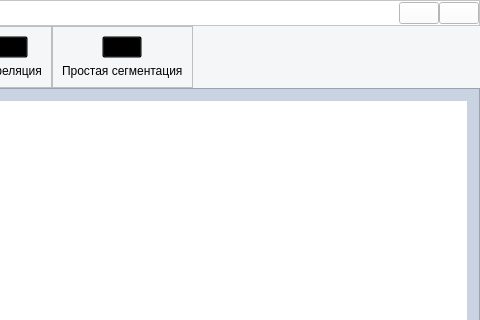
Above: views/ui/main_window.ui from Vityshha/educational-photoshop before the change; both pictures show x 794 to 1274 and y 0 to 320 of the 1274 by 782 pixel window. Below: the same form after it.
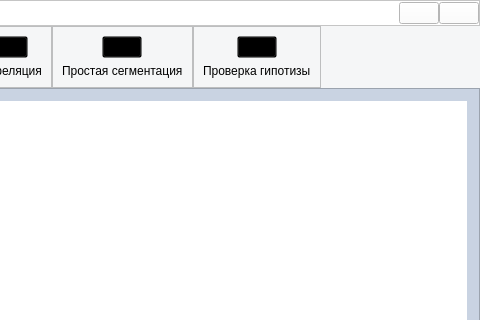
That is the form after the change. Icons and pictures are not drawn.

```diff
--- a/views/ui/main_window.ui
+++ b/views/ui/main_window.ui
@@ -761,6 +761,37 @@
                 </layout>
                </widget>
               </item>
+              <item>
+               <widget class="QFrame" name="frame_22">
+                <property name="frameShape">
+                 <enum>QFrame::StyledPanel</enum>
+                </property>
+                <property name="frameShadow">
+                 <enum>QFrame::Raised</enum>
+                </property>
+                <layout class="QVBoxLayout" name="verticalLayout_18">
+                 <item alignment="Qt::AlignHCenter">
+                  <widget class="QPushButton" name="btn_hypothesis">
+                   <property name="styleSheet">
+                    <string notr="true">background-color: transparent;
+image: url(:/newPrefix/images/leaderboard_96dp_000000_FILL0_wght400_GRAD0_opsz48.png);
+</string>
+                   </property>
+                   <property name="text">
+                    <string/>
+                   </property>
+                  </widget>
+                 </item>
+                 <item alignment="Qt::AlignHCenter">
+                  <widget class="QLabel" name="label_14">
+                   <property name="text">
+                    <string>Проверка гипотизы</string>
+                   </property>
+                  </widget>
+                 </item>
+                </layout>
+               </widget>
+              </item>
               <item>
                <spacer name="horizontalSpacer_2">
                 <property name="orientation">
```
